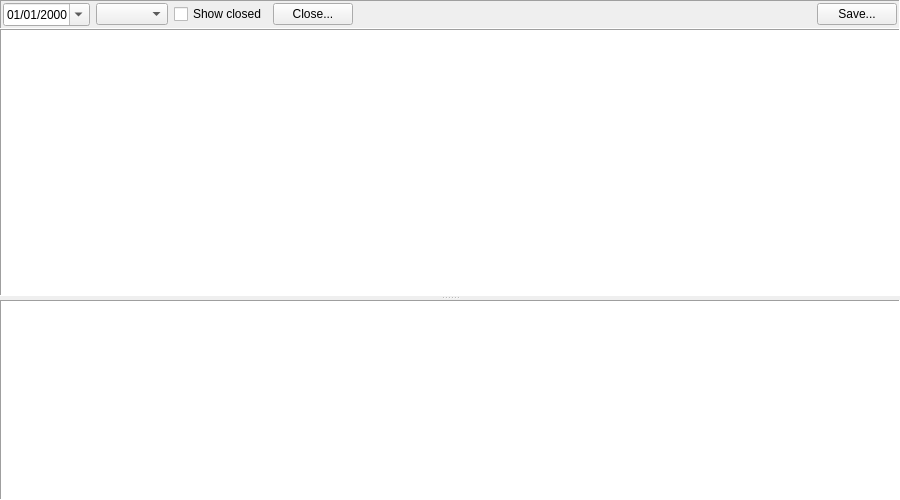
Old version of the form jal/ui/reports/staking_report.ui in the repository titov-vv/jal.
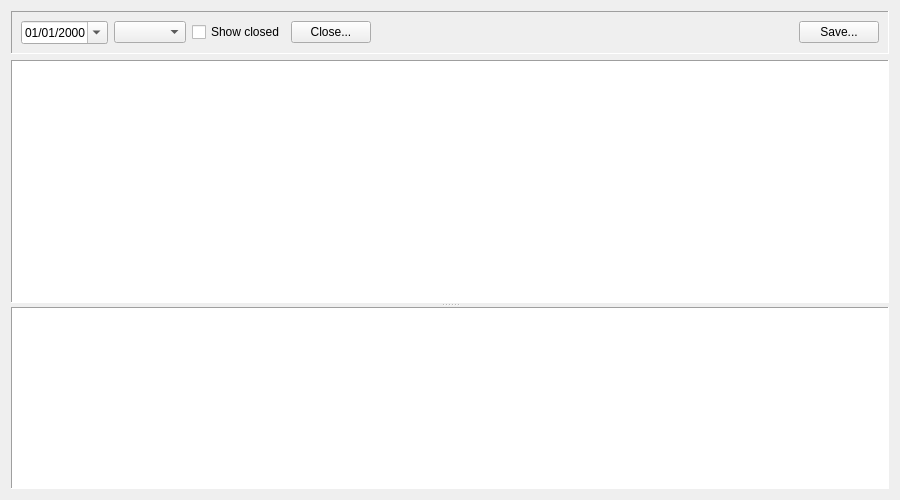
New version of the form. Custom widgets are drawn as their Qt base class.

Commit message: Restore of native Qt spacing layout spacing for better compatibility. Tab order and label buddies we set for forms.

```diff
--- a/jal/ui/reports/staking_report.ui
+++ b/jal/ui/reports/staking_report.ui
@@ -14,21 +14,6 @@
    <string>Staked positions</string>
   </property>
   <layout class="QVBoxLayout" name="verticalLayout">
-   <property name="spacing">
-    <number>0</number>
-   </property>
-   <property name="leftMargin">
-    <number>0</number>
-   </property>
-   <property name="topMargin">
-    <number>0</number>
-   </property>
-   <property name="rightMargin">
-    <number>0</number>
-   </property>
-   <property name="bottomMargin">
-    <number>0</number>
-   </property>
    <item>
     <widget class="QFrame" name="ReportParamsFrame">
      <property name="frameShape">
@@ -38,21 +23,6 @@
       <enum>QFrame::Shadow::Sunken</enum>
      </property>
      <layout class="QGridLayout" name="gridLayout">
-      <property name="leftMargin">
-       <number>2</number>
-      </property>
-      <property name="topMargin">
-       <number>2</number>
-      </property>
-      <property name="rightMargin">
-       <number>2</number>
-      </property>
-      <property name="bottomMargin">
-       <number>2</number>
-      </property>
-      <property name="spacing">
-       <number>6</number>
-      </property>
       <item row="0" column="0">
        <widget class="QDateEdit" name="ReportDate">
         <property name="displayFormat">
```
Left out of the diff: 9 changed lines with no effect on the pictures. The commit also changes 82 other files.
